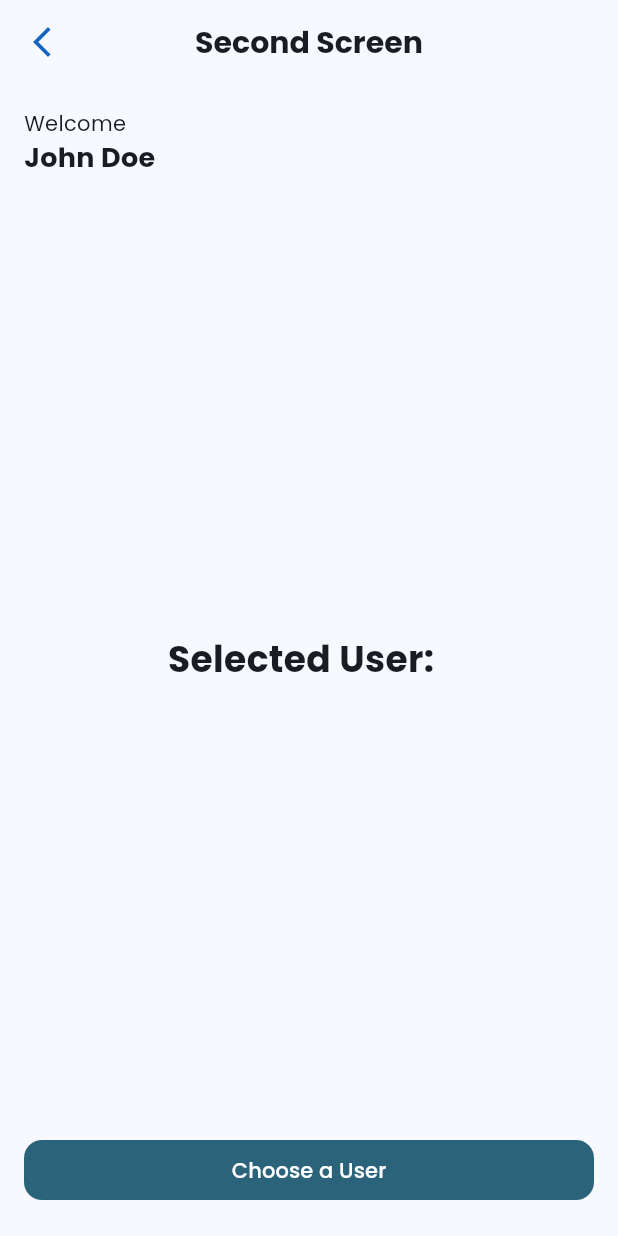
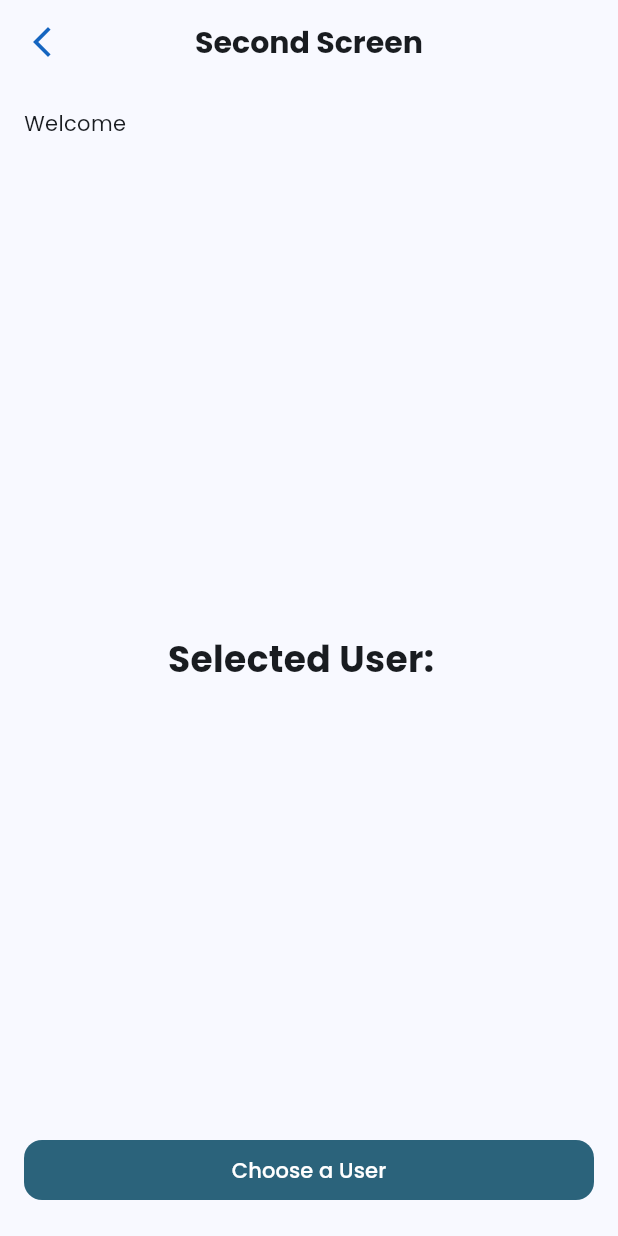
Before and after one commit to bootloopmaster636/palindrome_etc_test, a Flutter app: the SecondScreen screen opened directly, on a phone screen of 412 x 824 dp. Run offline on Flutter 3.47's test engine with Material 3 defaults, Android fonts, the phone set to English and light mode, and no system bars; our stand-ins replace cached_network_image, freezed_annotation, gap, get, google_fonts, logger and 2 more.

```diff
--- a/lib/logic/profile_logic.dart
+++ b/lib/logic/profile_logic.dart
@@ -0,0 +1,9 @@
+import 'package:get/get.dart';
+
+class ProfileController extends GetxController {
+  final name = ''.obs;
+
+  void setName(String input) {
+    name.value = input;
+  }
+}
--- /dev/null
+++ b/lib/logic/utils.dart
@@ -0,0 +1,5 @@
+bool palindromeChecker(String str) {
+  str = str.toLowerCase().replaceAll(' ', '');
+  final reversed = str.split('').reversed.join('');
+  return str == reversed;
+}
--- a/lib/screen/second_screen.dart
+++ b/lib/screen/second_screen.dart
@@ -1,6 +1,7 @@
 import 'package:flutter/material.dart';
 import 'package:gap/gap.dart';
 import 'package:get/get.dart';
+import 'package:suitmedia_test/logic/profile_logic.dart';
 import 'package:suitmedia_test/logic/user_logic.dart';
 import 'package:suitmedia_test/screen/third_screen.dart';
 import 'package:tinycolor2/tinycolor2.dart';
@@ -40,15 +41,19 @@ class Content extends StatelessWidget {
 
   @override
   Widget build(BuildContext context) {
+    final profile = Get.put(ProfileController());
+
     return Padding(
       padding: const EdgeInsets.all(16),
       child: Column(
         crossAxisAlignment: CrossAxisAlignment.start,
         children: [
           const Text('Welcome'),
-          const Text(
-            'John Doe',
-            style: TextStyle(fontWeight: FontWeight.bold, fontSize: 18),
+          Obx(
+            () => Text(
+              profile.name.value,
+              style: TextStyle(fontWeight: FontWeight.bold, fontSize: 18),
+            ),
           ),
           const SelectedUser(),
           SizedBox(
```
Also changed, not shown: lib/screen/first_screen.dart (+57 -2 lines).
